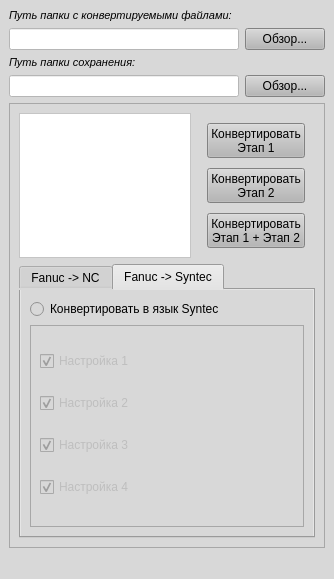
This is design.ui in licwim/Fanuc as Qt 5 draws it before an edit. The edited form follows.
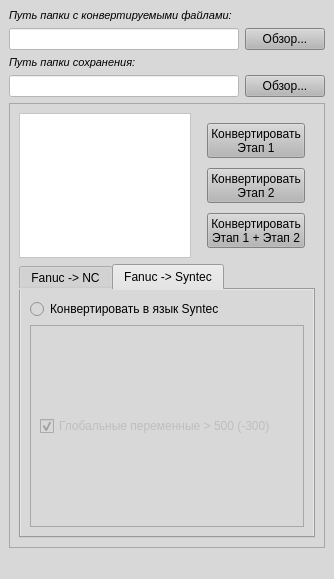
This is the edited form. The open tabs and pages were chosen to show the change. Icons and pictures are not drawn.

Commit message: глобальные переменные 500+ и GT, GE, LT etc

Diff of the .ui file:
```diff
--- a/design.ui
+++ b/design.ui
@@ -418,49 +418,7 @@
               <item>
                <widget class="QCheckBox" name="set_syntec_Set1">
                 <property name="text">
-                 <string>Настройка 1</string>
-                </property>
-                <property name="checked">
-                 <bool>true</bool>
-                </property>
-               </widget>
-              </item>
-              <item>
-               <widget class="QCheckBox" name="set_syntec_Set2">
-                <property name="text">
-                 <string>Настройка 2</string>
-                </property>
-                <property name="checked">
-                 <bool>true</bool>
-                </property>
-               </widget>
-              </item>
-              <item>
-               <widget class="QCheckBox" name="set_syntec_Set3">
-                <property name="maximumSize">
-                 <size>
-                  <width>16777215</width>
-                  <height>16777215</height>
-                 </size>
-                </property>
-                <property name="text">
-                 <string>Настройка 3</string>
-                </property>
-                <property name="checked">
-                 <bool>true</bool>
-                </property>
-               </widget>
-              </item>
-              <item>
-               <widget class="QCheckBox" name="set_syntec_Set4">
-                <property name="maximumSize">
-                 <size>
-                  <width>16777215</width>
-                  <height>16777215</height>
-                 </size>
-                </property>
-                <property name="text">
-                 <string>Настройка 4</string>
+                 <string>Глобальные переменные &gt; 500 (-300)</string>
                 </property>
                 <property name="checked">
                  <bool>true</bool>
```
Left out of the diff: 2 changed lines with no effect on the pictures. The commit also changes 6 other files.
